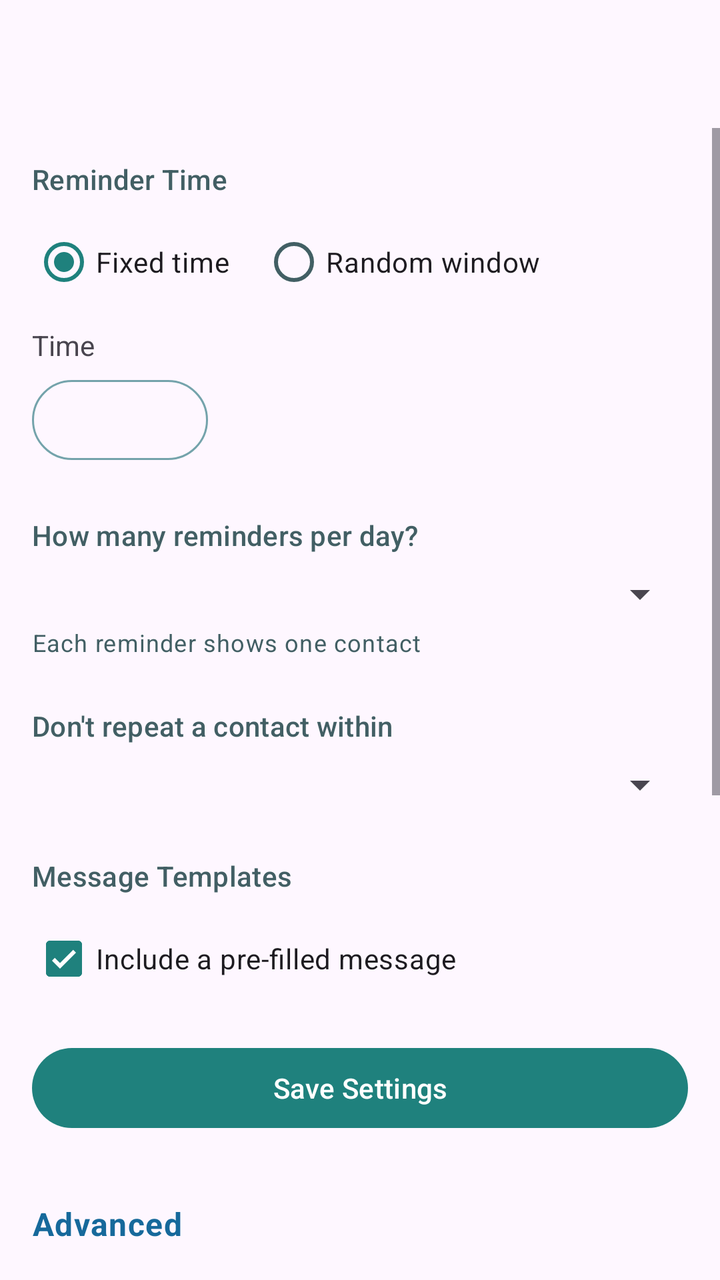
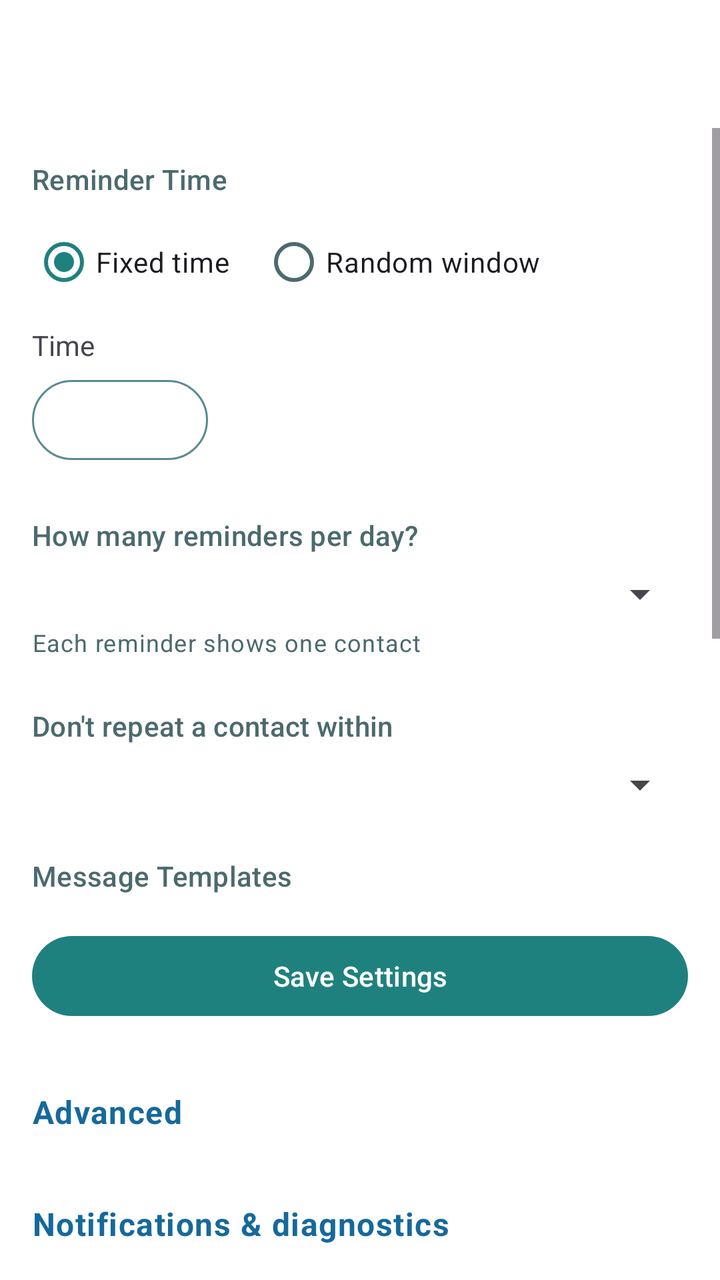

Screens rendered from an Android XML layout before and after an edit, with the pre-edit source and the edit as a unified diff.
<!-- AndroidManifest.xml: application theme Theme.FriendMinder -->
<!-- res/layout/fragment_settings.xml -->
<?xml version="1.0" encoding="utf-8"?>
<LinearLayout xmlns:android="http://schemas.android.com/apk/res/android"
    xmlns:app="http://schemas.android.com/apk/res-auto"
    android:layout_width="match_parent"
    android:layout_height="match_parent"
    android:orientation="vertical">

    <com.google.android.material.appbar.MaterialToolbar
        android:id="@+id/toolbar"
        android:layout_width="match_parent"
        android:layout_height="?attr/actionBarSize"
        app:navigationIconTint="?attr/colorOnSurface" />

    <ScrollView
        android:layout_width="match_parent"
        android:layout_height="0dp"
        android:layout_weight="1">

        <LinearLayout
            android:layout_width="match_parent"
            android:layout_height="wrap_content"
            android:orientation="vertical"
            android:paddingStart="16dp"
            android:paddingEnd="16dp"
            android:paddingTop="16dp"
            android:paddingBottom="16dp">

            
            <TextView
                style="?attr/textAppearanceTitleSmall"
                android:layout_width="wrap_content"
                android:layout_height="wrap_content"
                android:textColor="?attr/colorOnSurfaceVariant"
                android:text="@string/label_reminder_time" />

            <RadioGroup
                android:id="@+id/timeModeGroup"
                android:layout_width="match_parent"
                android:layout_height="wrap_content"
                android:orientation="horizontal"
                android:layout_marginTop="8dp">

                <RadioButton
                    android:id="@+id/fixedTimeRadio"
                    android:layout_width="wrap_content"
                    android:layout_height="wrap_content"
                    android:text="@string/option_fixed_time"
                    android:checked="true" />

                <RadioButton
                    android:id="@+id/randomWindowRadio"
                    android:layout_width="wrap_content"
                    android:layout_height="wrap_content"
                    android:layout_marginStart="16dp"
                    android:text="@string/option_random_window" />
            </RadioGroup>

            <LinearLayout
                android:id="@+id/fixedTimeGroup"
                android:layout_width="match_parent"
                android:layout_height="wrap_content"
                android:orientation="vertical"
                android:layout_marginTop="8dp">

                <TextView
                    android:layout_width="wrap_content"
                    android:layout_height="wrap_content"
                    android:text="@string/label_time" />

                <Button
                    android:id="@+id/fixedTimeButton"
                    style="@style/Widget.Material3.Button.OutlinedButton"
                    android:layout_width="wrap_content"
                    android:layout_height="wrap_content"
                    android:layout_marginTop="4dp" />
            </LinearLayout>

            <LinearLayout
                android:id="@+id/randomWindowGroup"
                android:layout_width="match_parent"
                android:layout_height="wrap_content"
                android:orientation="horizontal"
                android:layout_marginTop="8dp"
                android:visibility="gone">

                <LinearLayout
                    android:layout_width="0dp"
                    android:layout_height="wrap_content"
                    android:layout_weight="1"
                    android:orientation="vertical">

                    <TextView
                        android:layout_width="wrap_content"
                        android:layout_height="wrap_content"
                        android:text="@string/label_from" />

                    <Button
                        android:id="@+id/randomFromButton"
                        style="@style/Widget.Material3.Button.OutlinedButton"
                        android:layout_width="wrap_content"
                        android:layout_height="wrap_content"
                        android:layout_marginTop="4dp" />
                </LinearLayout>

                <LinearLayout
                    android:layout_width="0dp"
                    android:layout_height="wrap_content"
                    android:layout_weight="1"
                    android:orientation="vertical"
                    android:layout_marginStart="16dp">

                    <TextView
                        android:layout_width="wrap_content"
                        android:layout_height="wrap_content"
                        android:text="@string/label_to" />

                    <Button
                        android:id="@+id/randomToButton"
                        style="@style/Widget.Material3.Button.OutlinedButton"
                        android:layout_width="wrap_content"
                        android:layout_height="wrap_content"
                        android:layout_marginTop="4dp" />
                </LinearLayout>
            </LinearLayout>

            <TextView
                android:id="@+id/timeRangeErrorText"
                android:layout_width="match_parent"
                android:layout_height="wrap_content"
                android:layout_marginTop="4dp"
                android:text="@string/error_end_before_start"
                android:textColor="?attr/colorError"
                android:textAppearance="?attr/textAppearanceBodySmall"
                android:visibility="gone" />

            
            <TextView
                style="?attr/textAppearanceTitleSmall"
                android:layout_width="wrap_content"
                android:layout_height="wrap_content"
                android:textColor="?attr/colorOnSurfaceVariant"
                android:layout_marginTop="24dp"
                android:text="@string/label_contacts_per_day" />

            <Spinner
                android:id="@+id/contactsPerDaySpinner"
                android:layout_width="match_parent"
                android:layout_height="wrap_content"
                android:layout_marginTop="8dp" />

            <TextView
                android:layout_width="wrap_content"
                android:layout_height="wrap_content"
                android:layout_marginTop="4dp"
                android:text="@string/helper_contacts_per_day"
                android:textColor="?attr/colorOnSurfaceVariant"
                android:textAppearance="?attr/textAppearanceBodySmall" />

            
            <TextView
                style="?attr/textAppearanceTitleSmall"
                android:layout_width="wrap_content"
                android:layout_height="wrap_content"
                android:textColor="?attr/colorOnSurfaceVariant"
                android:layout_marginTop="24dp"
                android:text="@string/label_cooldown" />

            <Spinner
                android:id="@+id/cooldownSpinner"
                android:layout_width="match_parent"
                android:layout_height="wrap_content"
                android:layout_marginTop="8dp" />

            
            <TextView
                style="?attr/textAppearanceTitleSmall"
                android:layout_width="wrap_content"
                android:layout_height="wrap_content"
                android:textColor="?attr/colorOnSurfaceVariant"
                android:layout_marginTop="24dp"
                android:text="@string/label_message_templates" />

            <CheckBox
                android:id="@+id/includeMessageCheckbox"
                android:layout_width="wrap_content"
                android:layout_height="wrap_content"
                android:layout_marginTop="8dp"
                android:checked="true"
                android:text="@string/checkbox_include_message" />

            <com.google.android.material.textfield.TextInputLayout
                style="@style/Widget.Material3.TextInputLayout.OutlinedBox"
                android:layout_width="match_parent"
                android:layout_height="wrap_content"
                android:layout_marginTop="8dp"
                android:hint="@string/hint_message_templates">

                <com.google.android.material.textfield.TextInputEditText
                    android:id="@+id/messageTemplateInput"
                    android:layout_width="match_parent"
                    android:layout_height="wrap_content"
                    android:inputType="textMultiLine"
                    android:minLines="4"
                    android:maxLines="8" />
            </com.google.android.material.textfield.TextInputLayout>

            <TextView
                android:id="@+id/charCounterText"
                android:layout_width="match_parent"
                android:layout_height="wrap_content"
                android:layout_marginTop="4dp"
                android:gravity="end"
                android:textColor="?attr/colorOnSurfaceVariant"
                android:textAppearance="?attr/textAppearanceBodySmall" />

        </LinearLayout>
    </ScrollView>

    <Button
        android:id="@+id/saveSettingsButton"
        style="@style/Widget.Material3.Button"
        android:layout_width="match_parent"
        android:layout_height="48dp"
        android:layout_marginStart="16dp"
        android:layout_marginEnd="16dp"
        android:layout_marginTop="8dp"
        android:layout_marginBottom="16dp"
        android:text="@string/action_save_settings" />

    
    <TextView
        android:id="@+id/advancedRow"
        android:layout_width="match_parent"
        android:layout_height="56dp"
        android:gravity="center_vertical"
        android:paddingStart="16dp"
        android:paddingEnd="16dp"
        android:background="?attr/selectableItemBackground"
        android:clickable="true"
        android:focusable="true"
        android:textColor="@color/fm_status_healthy"
        android:textStyle="bold"
        android:textAppearance="?attr/textAppearanceBodyLarge"
        android:text="@string/title_advanced_settings" />

</LinearLayout>
<!-- resources referenced by this layout -->
<resources>
  <color name="fm_status_healthy">#16699B</color>
  <string name="action_save_settings">Save Settings</string>
  <string name="checkbox_include_message">Include a pre-filled message</string>
  <string name="error_end_before_start">End time must be after start time</string>
  <string name="helper_contacts_per_day">Each reminder shows one contact</string>
  <string name="hint_message_templates">One message per line — a random one is used each time</string>
  <string name="label_contacts_per_day">How many reminders per day?</string>
  <string name="label_cooldown">Don\'t repeat a contact within</string>
  <string name="label_from">From</string>
  <string name="label_message_templates">Message Templates</string>
  <string name="label_reminder_time">Reminder Time</string>
  <string name="label_time">Time</string>
  <string name="label_to">To</string>
  <string name="option_fixed_time">Fixed time</string>
  <string name="option_random_window">Random window</string>
  <string name="title_advanced_settings">Advanced</string>
  <style name="Theme.FriendMinder" parent="Theme.Material3.Light.NoActionBar">
          <item name="colorPrimary">@color/fm_primary</item>
          <item name="colorOnPrimary">@color/fm_on_primary</item>
          <item name="colorPrimaryContainer">@color/fm_primary_container</item>
          <item name="colorOnPrimaryContainer">@color/fm_on_primary_container</item>
  
          <item name="colorSecondary">@color/fm_secondary</item>
          <item name="colorOnSecondary">@color/fm_on_secondary</item>
          <item name="colorSecondaryContainer">@color/fm_secondary_container</item>
          <item name="colorOnSecondaryContainer">@color/fm_on_secondary_container</item>
  
          <item name="colorSurface">@color/fm_surface</item>
          <item name="colorOnSurface">@color/fm_ink</item>
          <item name="colorSurfaceVariant">@color/fm_surface_variant</item>
          <item name="colorOnSurfaceVariant">@color/fm_on_surface_variant</item>
  
          <item name="colorOutline">@color/fm_outline</item>
          <item name="colorOutlineVariant">@color/fm_outline_variant</item>
  
          <item name="colorError">@color/fm_error</item>
          <item name="colorErrorContainer">@color/fm_error_container</item>
          <item name="colorOnErrorContainer">@color/fm_on_error_container</item>
      </style>
  <color name="fm_primary">#1F817D</color>
  <color name="fm_on_primary">#FFFFFF</color>
  <color name="fm_primary_container">#B0E8E6</color>
  <color name="fm_on_primary_container">#195556</color>
  <color name="fm_secondary">#5ABBEB</color>
  <color name="fm_on_secondary">#0A2E31</color>
  <color name="fm_secondary_container">#D6EBF8</color>
  <color name="fm_on_secondary_container">#0A2E31</color>
  <color name="fm_surface">#E6F5FB</color>
  <color name="fm_ink">#195556</color>
  <color name="fm_surface_variant">#D3E9F4</color>
  <color name="fm_on_surface_variant">#425F64</color>
  <color name="fm_outline">#74A3AB</color>
  <color name="fm_outline_variant">#A4C6D0</color>
  <color name="fm_error">#B3261E</color>
  <color name="fm_error_container">#F9DEDC</color>
  <color name="fm_on_error_container">#410E0B</color>
</resources>

<!-- the commit's change to res/layout/fragment_settings.xml (unified diff, before → after) -->
@@ -243,4 +243,20 @@
         android:textAppearance="?attr/textAppearanceBodyLarge"
         android:text="@string/title_advanced_settings" />
 
+    
+    <TextView
+        android:id="@+id/notificationsDiagnosticsRow"
+        android:layout_width="match_parent"
+        android:layout_height="56dp"
+        android:gravity="center_vertical"
+        android:paddingStart="16dp"
+        android:paddingEnd="16dp"
+        android:background="?attr/selectableItemBackground"
+        android:clickable="true"
+        android:focusable="true"
+        android:textColor="@color/fm_status_healthy"
+        android:textStyle="bold"
+        android:textAppearance="?attr/textAppearanceBodyLarge"
+        android:text="@string/title_notifications_diagnostics" />
+
 </LinearLayout>
<!-- resource entries referenced after the edit -->
@@ -16,6 +16,7 @@
   <string name="option_fixed_time">Fixed time</string>
   <string name="option_random_window">Random window</string>
   <string name="title_advanced_settings">Advanced</string>
+  <string name="title_notifications_diagnostics">Notifications &amp; diagnostics</string>
   <style name="Theme.FriendMinder" parent="Theme.Material3.Light.NoActionBar">
           <item name="colorPrimary">@color/fm_primary</item>
           <item name="colorOnPrimary">@color/fm_on_primary</item>
@@ -30,14 +31,17 @@
           <item name="colorSurface">@color/fm_surface</item>
           <item name="colorOnSurface">@color/fm_ink</item>
           <item name="colorSurfaceVariant">@color/fm_surface_variant</item>
-          <item name="colorOnSurfaceVariant">@color/fm_on_surface_variant</item>
+          <item name="colorOnSurfaceVariant">@color/fm_ink_dim</item>
   
           <item name="colorOutline">@color/fm_outline</item>
-          <item name="colorOutlineVariant">@color/fm_outline_variant</item>
+          <item name="colorOutlineVariant">@color/fm_divider</item>
   
           <item name="colorError">@color/fm_error</item>
           <item name="colorErrorContainer">@color/fm_error_container</item>
           <item name="colorOnErrorContainer">@color/fm_on_error_container</item>
+  
+          
+          <item name="android:windowBackground">@color/fm_surface</item>
       </style>
   <color name="fm_primary">#1F817D</color>
   <color name="fm_on_primary">#FFFFFF</color>
@@ -47,12 +51,12 @@
   <color name="fm_on_secondary">#0A2E31</color>
   <color name="fm_secondary_container">#D6EBF8</color>
   <color name="fm_on_secondary_container">#0A2E31</color>
-  <color name="fm_surface">#E6F5FB</color>
-  <color name="fm_ink">#195556</color>
+  <color name="fm_surface">#FFFFFF</color>
+  <color name="fm_ink">#1B2E30</color>
   <color name="fm_surface_variant">#D3E9F4</color>
-  <color name="fm_on_surface_variant">#425F64</color>
-  <color name="fm_outline">#74A3AB</color>
-  <color name="fm_outline_variant">#A4C6D0</color>
+  <color name="fm_ink_dim">#4C6A6E</color>
+  <color name="fm_outline">#5A8A92</color>
+  <color name="fm_divider">#CFE7EA</color>
   <color name="fm_error">#B3261E</color>
   <color name="fm_error_container">#F9DEDC</color>
   <color name="fm_on_error_container">#410E0B</color>
